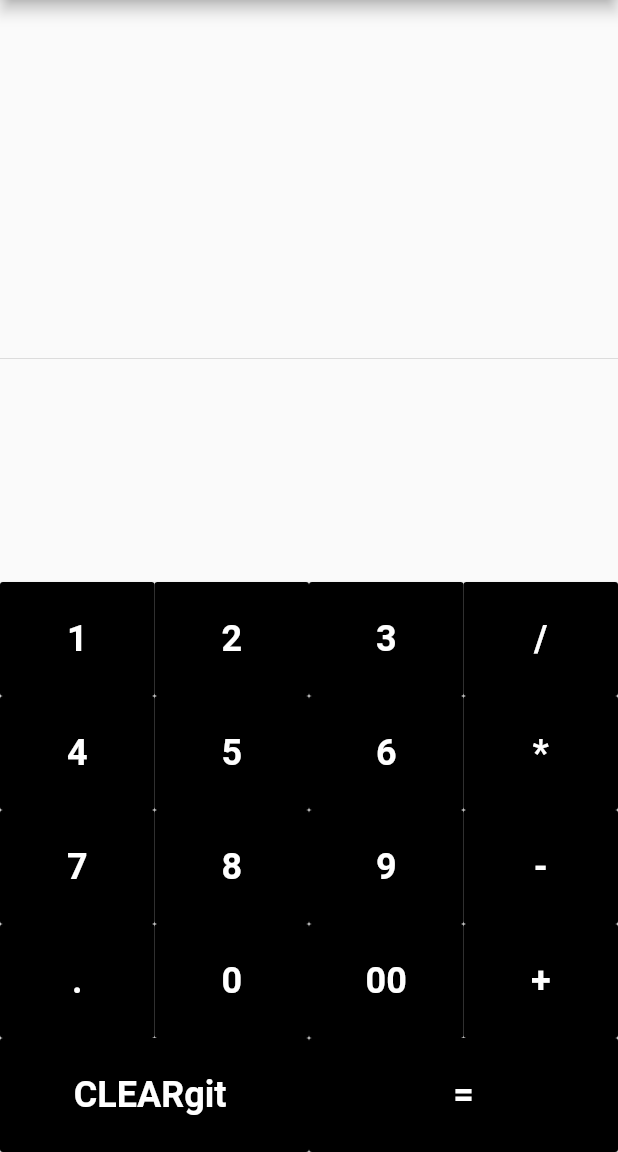
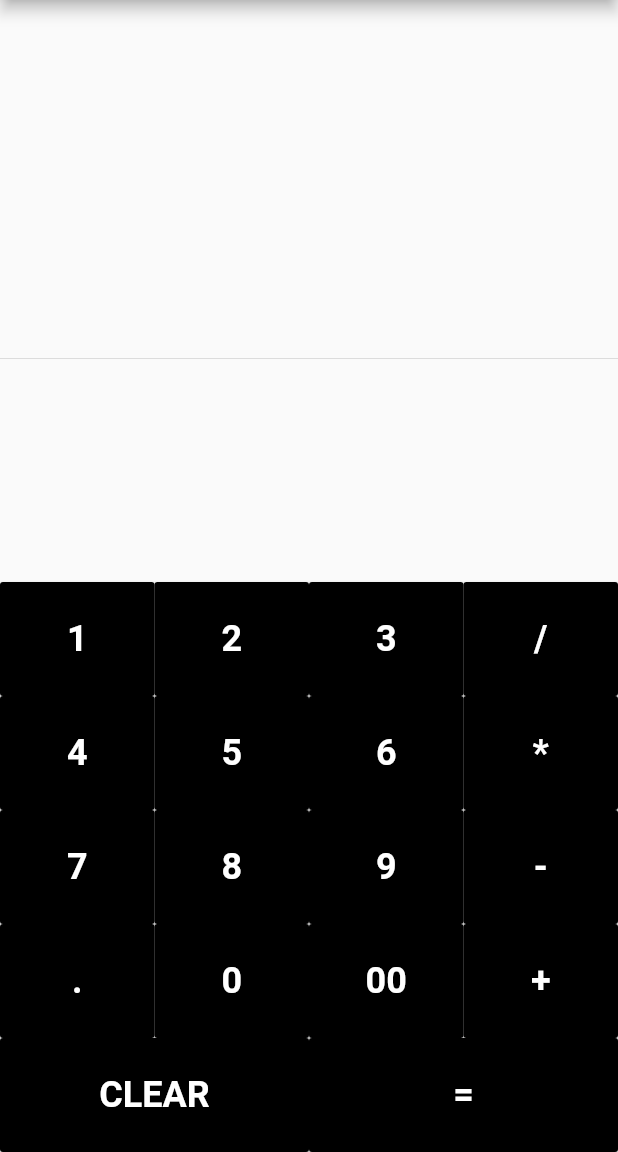
Before and after one commit to asMBleh/Flutty_Calculator, a Flutter app: the screen it shows after launch, on a phone screen of 412 x 824 dp, the part 84-1236 px from its top. Run offline on Flutter 3.47's test engine with Material 2 defaults, Android fonts, the phone set to English and light mode, and no system bars.

Commit message:
first commit

```diff
--- a/lib/main.dart
+++ b/lib/main.dart
@@ -6,6 +6,7 @@ class MyApp extends StatelessWidget {
   @override
   Widget build(BuildContext context) {
     return new MaterialApp(
+      debugShowCheckedModeBanner: false,
       title: 'Flutter Demo',
       theme: ThemeData(
         primarySwatch: Colors.blue,
@@ -30,7 +31,7 @@ class _MyHomePageState extends State<MyHomePage> {
   String stringtodisplay="";
   String operatortoperform;
   void buttonpress(String buttonText){
-    if(buttonText == "clear"){
+    if(buttonText == "CLEAR"){
       fnum=0;
       snum=0;
       stringtodisplay="";
@@ -133,7 +134,7 @@ class _MyHomePageState extends State<MyHomePage> {
                 ],
                 ),
                 Row(children: <Widget>[
-                  buildbutton("CLEARgit "),
+                  buildbutton("CLEAR"),
                   buildbutton("="),
                 ],
                 ),
```
